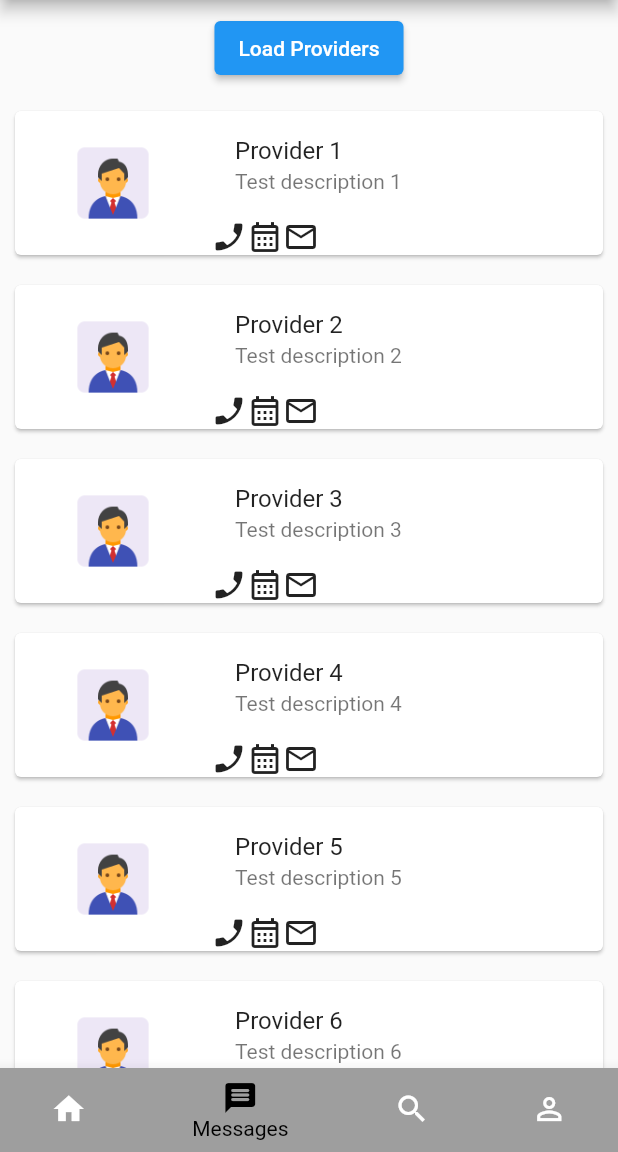
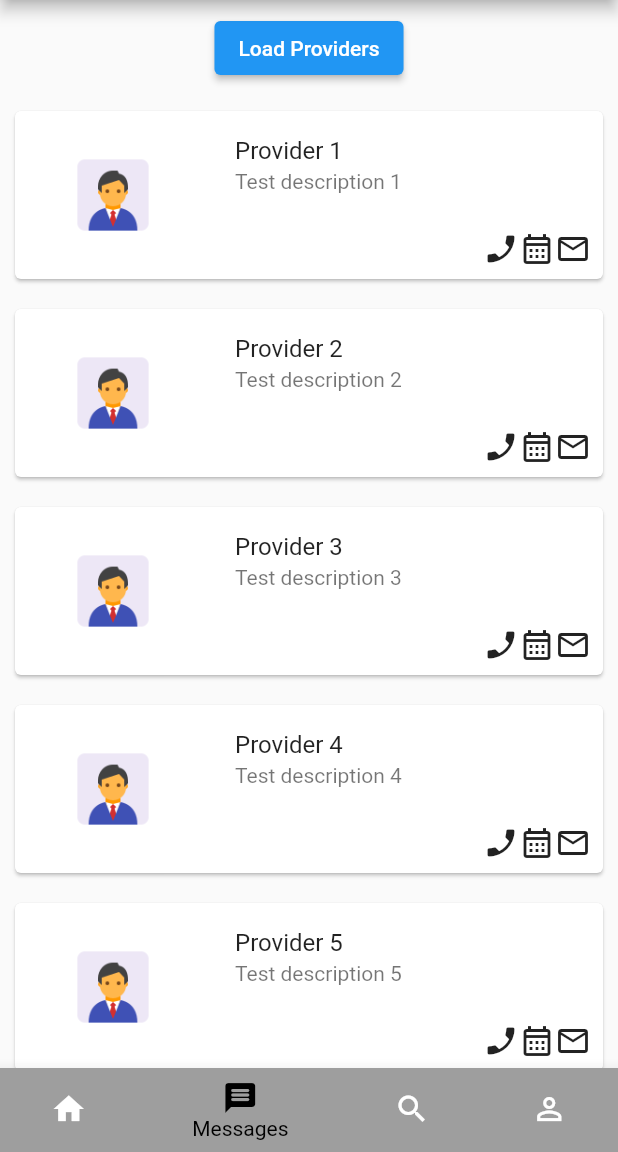
Before and after one commit to knoelljack/flutter_provider_marketplace_project, a Flutter app: the screen it shows after launch, item 2 of the bottom bar chosen, after a tap on "Load Providers", on a phone screen of 412 x 824 dp, the part 84-1236 px from its top. Run offline on Flutter 3.47's test engine with Material 2 defaults, Android fonts, the phone set to English and light mode, and no system bars.

Commit message:
lifted state of providers list to homescreen

```diff
--- a/assets/data/providers.json
+++ b/assets/data/providers.json
@@ -39,6 +39,11 @@
             "id" : 7,
             "name" : "Provider 8",
             "description" : "Test description 8"
+        },
+        {
+            "id" : 8,
+            "name" : "Provider 9",
+            "description" : "Test description 9"
         }
     ]
 }
--- a/lib/components/bottom_nav.dart
+++ b/lib/components/bottom_nav.dart
@@ -9,26 +9,6 @@ class BottomNav extends StatefulWidget {
 
 class _BottomNavState extends State<BottomNav> {
   int _selectedIndex = 0;
-  static const TextStyle optionStyle =
-      TextStyle(fontSize: 30, fontWeight: FontWeight.bold);
-  static const List<Widget> _widgetOptions = <Widget>[
-    Text(
-      'Index 0: Home',
-      style: optionStyle,
-    ),
-    Text(
-      'Index 1: Business',
-      style: optionStyle,
-    ),
-    Text(
-      'Index 2: School',
-      style: optionStyle,
-    ),
-    Text(
-      'Index 3: Settings',
-      style: optionStyle,
-    ),
-  ];
 
   void _onItemTapped(int index) {
     setState(() {
--- a/lib/components/provider_card.dart
+++ b/lib/components/provider_card.dart
@@ -5,7 +5,7 @@ class ProviderCard extends StatelessWidget {
 
   @override
   Widget build(BuildContext context) {
-    return ListTile(
+    return const ListTile(
         // title: ,
         );
   }
--- a/lib/components/providers_list.dart
+++ b/lib/components/providers_list.dart
@@ -4,15 +4,16 @@ import 'package:search_bar/models/provider.dart';
 import 'dart:convert';
 
 class ProvidersList extends StatefulWidget {
-  const ProvidersList({Key? key}) : super(key: key);
+  // ignore: prefer_const_constructors_in_immutables
+  ProvidersList({Key? key, required this.providers}) : super(key: key);
+
+  List providers;
 
   @override
   State<ProvidersList> createState() => _ProvidersListState();
 }
 
 class _ProvidersListState extends State<ProvidersList> {
-  List _providers = [];
-
   //FETCH JSON FILE
   Future<void> readJsonFile() async {
     final String res =
@@ -20,31 +21,9 @@ class _ProvidersListState extends State<ProvidersList> {
     final data = await json.decode(res);
 
     setState(() {
-      _providers = data['providers'];
+      widget.providers = data['providers'];
     });
   }
-
-  // List<Provider> providersList = [];
-  // List _items = [];
-  // bool isLoaded = false;
-
-  // Future<void> readJson() async {
-  //   final String response = await rootBundle.loadString('/data/providers.json');
-  //   final data = await json.decode(response);
-
-  //   setState(() {
-  //     _items = data['providers'];
-  //     isLoaded = true;
-  //   });
-  //   // var jsonData = json.decode(provider_data.data.toString());
-
-  //   // final List<dynamic> providersFromData =
-  //   //     jsonDecode(provider_data)['providers'] as List;
-  //   // print(providersFromData);
-
-  //   // providersFromData.map((p) => providersList.add(Provider.fromJson(p)));
-  //   // setState(() {});
-  // }
 
   @override
   Widget build(BuildContext context) {
@@ -55,10 +34,10 @@ class _ProvidersListState extends State<ProvidersList> {
           child: ElevatedButton(
               onPressed: readJsonFile, child: const Text('Load Providers')),
         ),
-        _providers.isNotEmpty
+        widget.providers.isNotEmpty
             ? Expanded(
                 child: ListView.builder(
-                    itemCount: _providers.length,
+                    itemCount: widget.providers.length,
                     itemBuilder: (BuildContext context, index) {
                       return Card(
                         margin: const EdgeInsets.all(10.0),
@@ -79,16 +58,23 @@ class _ProvidersListState extends State<ProvidersList> {
                                     child: Column(
                                       children: [
                                         ListTile(
-                                          title:
-                                              Text(_providers[index]['name']),
-                                          subtitle: Text(
-                                              _providers[index]['description']),
+                                          title: Text(
+                                              widget.providers[index]['name']),
+                                          subtitle: Text(widget.providers[index]
+                                              ['description']),
                                         ),
-                                        Row(children: const [
-                                          Icon(Icons.phone_enabled),
-                                          Icon(Icons.calendar_month_outlined),
-                                          Icon(Icons.email_outlined)
-                                        ]),
+                                        Padding(
+                                          padding: const EdgeInsets.all(8.0),
+                                          child: Row(
+                                              mainAxisAlignment:
+                                                  MainAxisAlignment.end,
+                                              children: const [
+                                                Icon(Icons.phone_enabled),
+                                                Icon(Icons
+                                                    .calendar_month_outlined),
+                                                Icon(Icons.email_outlined)
+                                              ]),
+                                        ),
                                       ],
                                     ))
                               ],
@@ -97,7 +83,7 @@ class _ProvidersListState extends State<ProvidersList> {
                         ),
                       );
                     }))
-            : const Text('Click to load providers')
+            : const Center(child: Text('Click to load providers'))
       ]),
     );
   }
--- a/lib/screens/homescreen.dart
+++ b/lib/screens/homescreen.dart
@@ -1,6 +1,7 @@
 import 'package:flutter/material.dart';
 import 'package:search_bar/components/bottom_nav.dart';
 import 'package:search_bar/components/providers_list.dart';
+import 'package:search_bar/components/search_bar.dart';
 
 class HomeScreen extends StatefulWidget {
   const HomeScreen({Key? key}) : super(key: key);
@@ -11,6 +12,14 @@ class HomeScreen extends StatefulWidget {
 
 class _HomeScreenState extends State<HomeScreen> {
   Icon helpIcon = const Icon(Icons.help_center_outlined);
+  List providers = [];
+  List _foundUsers = [];
+
+  @override
+  void initState() {
+    _foundUsers = providers;
+    super.initState();
+  }
 
   @override
   Widget build(BuildContext context) {
@@ -24,9 +33,9 @@ class _HomeScreenState extends State<HomeScreen> {
         ],
         title: const Text('Provider MarketPlace'),
       ),
-      body:
-          //INSERT LIST VIEW OF PROFILE CARDS HERE
-          const ProvidersList(),
+      body: //INSERT SEARCH BAR AND LISTS HERE
+          // const SearchBar(),
+          ProvidersList(providers: providers),
       bottomNavigationBar: const BottomNav(),
     );
   }
```
